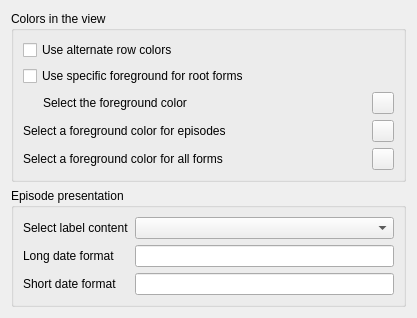
Qt form plugins/formmanagerplugin/formpreferenceswidget.ui (FreeHealth/freehealth) before a commit.
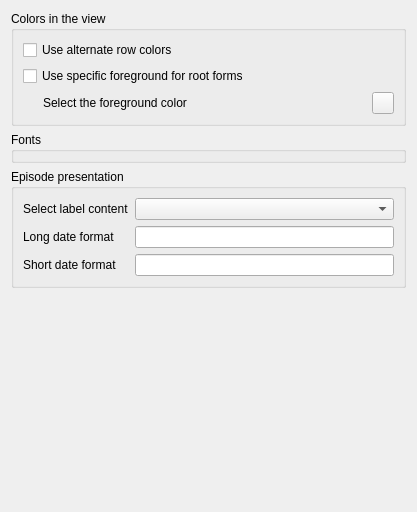
The same form after that commit. Custom widgets are drawn as their Qt base class.

Commit message: using Utils::FontAndColorSelectorWidget for the FormPreferences page

```diff
--- a/plugins/formmanagerplugin/formpreferenceswidget.ui
+++ b/plugins/formmanagerplugin/formpreferenceswidget.ui
@@ -7,7 +7,7 @@
     <x>0</x>
     <y>0</y>
     <width>417</width>
-    <height>300</height>
+    <height>512</height>
    </rect>
   </property>
   <property name="windowTitle">
@@ -63,62 +63,67 @@
         </property>
        </widget>
       </item>
-      <item row="3" column="0">
-       <widget class="QLabel" name="label_3">
-        <property name="text">
-         <string>Select a foreground color for episodes</string>
+     </layout>
+    </widget>
+   </item>
+   <item row="4" column="0">
+    <spacer name="verticalSpacer">
+     <property name="orientation">
+      <enum>Qt::Vertical</enum>
+     </property>
+     <property name="sizeHint" stdset="0">
+      <size>
+       <width>20</width>
+       <height>40</height>
+      </size>
+     </property>
+    </spacer>
+   </item>
+   <item row="2" column="0">
+    <widget class="QGroupBox" name="groupBox_3">
+     <property name="title">
+      <string>Fonts</string>
+     </property>
+     <layout class="QGridLayout" name="gridLayout_4">
+      <property name="topMargin">
+       <number>5</number>
+      </property>
+      <property name="bottomMargin">
+       <number>0</number>
+      </property>
+      <property name="verticalSpacing">
+       <number>0</number>
+      </property>
+      <item row="0" column="0" colspan="2">
+       <widget class="Utils::FontAndColorsSelectorWidget" name="formFont" native="true">
+        <property name="sizePolicy">
+         <sizepolicy hsizetype="Expanding" vsizetype="Fixed">
+          <horstretch>0</horstretch>
+          <verstretch>0</verstretch>
+         </sizepolicy>
         </property>
-       </widget>
-      </item>
-      <item row="3" column="1">
-       <widget class="Utils::ColorButtonChooser" name="episodeForegroundColor">
         <property name="minimumSize">
          <size>
-          <width>22</width>
-          <height>22</height>
+          <width>0</width>
+          <height>0</height>
          </size>
         </property>
-        <property name="maximumSize">
-         <size>
-          <width>22</width>
-          <height>22</height>
-         </size>
-        </property>
-        <property name="text">
-         <string/>
-        </property>
        </widget>
       </item>
-      <item row="4" column="0">
-       <widget class="QLabel" name="label_4">
-        <property name="text">
-         <string>Select a foreground color for all forms</string>
+      <item row="1" column="0" colspan="2">
+       <widget class="Utils::FontAndColorsSelectorWidget" name="episodeFont" native="true">
+        <property name="sizePolicy">
+         <sizepolicy hsizetype="Expanding" vsizetype="Fixed">
+          <horstretch>0</horstretch>
+          <verstretch>0</verstretch>
+         </sizepolicy>
         </property>
        </widget>
       </item>
-      <item row="4" column="1">
-       <widget class="Utils::ColorButtonChooser" name="defaultFormForegroundColor">
-        <property name="minimumSize">
-         <size>
-          <width>22</width>
-          <height>22</height>
-         </size>
-        </property>
-        <property name="maximumSize">
-         <size>
-          <width>22</width>
-          <height>22</height>
-         </size>
-        </property>
-        <property name="text">
-         <string/>
-        </property>
-       </widget>
-      </item>
      </layout>
     </widget>
    </item>
-   <item row="1" column="0">
+   <item row="3" column="0">
     <widget class="QGroupBox" name="groupBox_2">
      <property name="title">
       <string>Episode presentation</string>
@@ -164,19 +169,6 @@
      </layout>
     </widget>
    </item>
-   <item row="2" column="0">
-    <spacer name="verticalSpacer">
-     <property name="orientation">
-      <enum>Qt::Vertical</enum>
-     </property>
-     <property name="sizeHint" stdset="0">
-      <size>
-       <width>20</width>
-       <height>40</height>
-      </size>
-     </property>
-    </spacer>
-   </item>
   </layout>
  </widget>
  <customwidgets>
@@ -185,6 +177,12 @@
    <extends>QPushButton</extends>
    <header location="global">utils/widgets/colorbuttonchooser.h</header>
   </customwidget>
+  <customwidget>
+   <class>Utils::FontAndColorsSelectorWidget</class>
+   <extends>QWidget</extends>
+   <header location="global">utils/widgets/fontandcolorsselectorwidget.h</header>
+   <container>1</container>
+  </customwidget>
  </customwidgets>
  <resources/>
  <connections/>
```
The commit also changes 5 other files.
